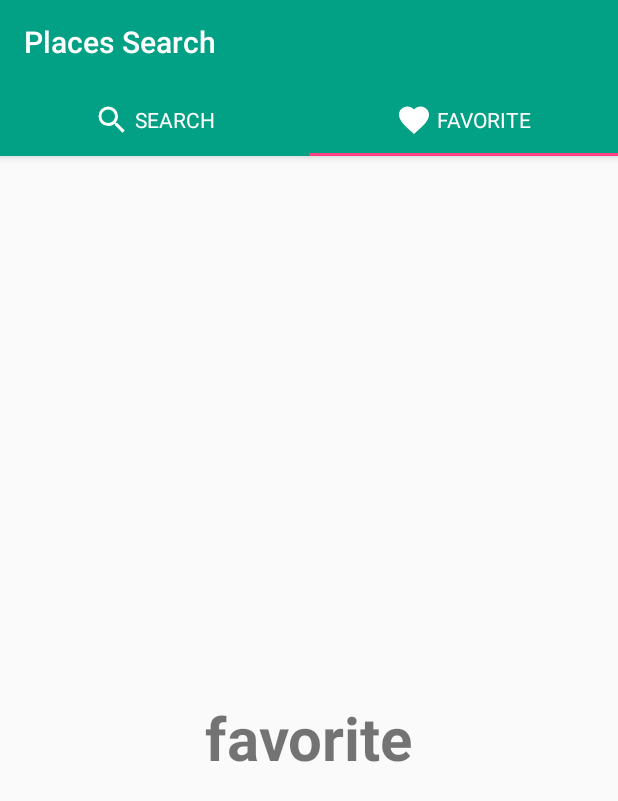
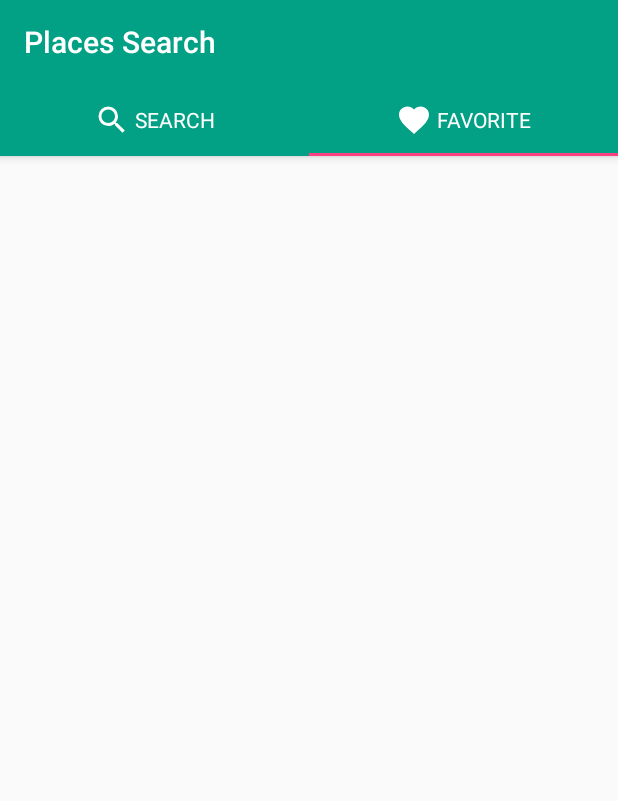
Before and after one commit to JieYin2017/Android-Travel-and-Search, an Android app: the screen it shows after launch (MainActivity), tab 2 chosen, on a phone screen of 412 x 824 dp. Shown: the top 801 px of the screen. Run offline under Robolectric (Android 15) with nearby library versions, the phone set to English and light mode, and no system bars; our stand-ins replace Picasso, Volley; pictures from the network do not load.

Commit message:
favorite almost complete

```diff
--- a/TravelSearch/app/build.gradle
+++ b/TravelSearch/app/build.gradle
@@ -33,4 +33,5 @@ dependencies {
     implementation 'com.android.volley:volley:1.1.0'
     implementation 'com.android.support:recyclerview-v7:27.1.1'
     // design support library
+    implementation 'com.squareup.picasso:picasso:2.71828'
 }
--- a/TravelSearch/app/src/main/java/edu/usc/jieyin/travelsearch/FavoriteFragment.java
+++ b/TravelSearch/app/src/main/java/edu/usc/jieyin/travelsearch/FavoriteFragment.java
@@ -2,11 +2,23 @@ package edu.usc.jieyin.travelsearch;
 
 import android.os.Bundle;
 import android.support.v4.app.Fragment;
+import android.support.v7.widget.LinearLayoutManager;
+import android.support.v7.widget.RecyclerView;
 import android.view.LayoutInflater;
 import android.view.View;
 import android.view.ViewGroup;
+import android.widget.TextView;
+import android.widget.Toast;
+
+import org.json.JSONArray;
+import org.json.JSONException;
+import org.w3c.dom.Text;
 
 public class FavoriteFragment extends Fragment {
+    private RecyclerView mRecyclerView;
+    public static RecyclerView.Adapter mAdapter;
+    private RecyclerView.LayoutManager mLayoutManager;
+    public static JSONArray favoriteItems = new JSONArray();
 
     public FavoriteFragment() {
         // Required empty public constructor
@@ -20,8 +32,33 @@ public class FavoriteFragment extends Fragment {
     @Override
     public View onCreateView(LayoutInflater inflater, ViewGroup container,
                              Bundle savedInstanceState) {
-        // Inflate the layout for this fragment
-        return inflater.inflate(R.layout.fragment_favorite, container, false);
+        final View view = inflater.inflate(R.layout.fragment_favorite, container, false);
+
+        mRecyclerView = (RecyclerView) view.findViewById(R.id.favoriteRecycle);
+        mLayoutManager = new LinearLayoutManager(getContext());
+        mRecyclerView.setLayoutManager(mLayoutManager);
+        mAdapter = new ResultAdapter(favoriteItems, new ResultAdapterListener() {
+            @Override
+            public void iconTextViewOnClick(View v, int position) {
+
+            }
+
+            @Override
+            public void iconImageViewOnClick(View v, int position) {
+                favoriteItems.remove(position);
+                mAdapter.notifyDataSetChanged();
+                try {
+                    Toast.makeText(getContext(),
+                            favoriteItems.getJSONObject(position).getString("name") + " was removed from favorites",
+                            Toast.LENGTH_SHORT).show();
+                } catch (JSONException e) {
+                    e.printStackTrace();
+                }
+            }
+            // Inflate the layout for this fragment
+
+        });
+        mRecyclerView.setAdapter(mAdapter);
+        return view;
     }
-
 }
--- /dev/null
+++ b/TravelSearch/app/src/main/java/edu/usc/jieyin/travelsearch/ResultAdapterListener.java
@@ -0,0 +1,8 @@
+package edu.usc.jieyin.travelsearch;
+
+import android.view.View;
+
+public interface ResultAdapterListener {
+    void iconTextViewOnClick(View v, int position);
+    void iconImageViewOnClick(View v, int position);
+}
--- a/TravelSearch/app/src/main/java/edu/usc/jieyin/travelsearch/SearchFragment.java
+++ b/TravelSearch/app/src/main/java/edu/usc/jieyin/travelsearch/SearchFragment.java
@@ -20,6 +20,7 @@ import android.widget.RadioButton;
 import android.widget.RadioGroup;
 import android.widget.Spinner;
 import android.widget.TextView;
+import android.widget.Toast;
 
 import com.android.volley.Request;
 import com.android.volley.RequestQueue;
@@ -105,6 +106,8 @@ public class SearchFragment extends Fragment {
 
                 if (!keyword.matches("\\s*\\S+.*")) {
                     keywordError.setVisibility(View.VISIBLE);
+                    Toast.makeText(getActivity(),
+                            "Please fix all fields with errors", Toast.LENGTH_SHORT).show();
                 } else {
                     keywordError.setVisibility(View.GONE);
                     isValidForm = true;
@@ -114,6 +117,8 @@ public class SearchFragment extends Fragment {
                     if (!location.matches("\\s*\\S+.*")) {
                         locationError.setVisibility(View.VISIBLE);
                         isValidForm = false;
+                        Toast.makeText(getActivity(),
+                                "Please fix all fields with errors", Toast.LENGTH_SHORT).show();
                     } else {
                         locationError.setVisibility(View.GONE);
                         isValidForm = true;
--- /dev/null
+++ b/TravelSearch/app/src/main/res/drawable/icon_heart_fill_red.xml
@@ -0,0 +1,4 @@
+<?xml version="1.0" encoding="utf-8"?>
+<vector xmlns:android="http://schemas.android.com/apk/res/android" android:height="24dp" android:width="24dp" android:viewportWidth="24" android:viewportHeight="24">
+    <path android:fillColor="#F44336" android:pathData="M12,21.35L10.55,20.03C5.4,15.36 2,12.27 2,8.5C2,5.41 4.42,3 7.5,3C9.24,3 10.91,3.81 12,5.08C13.09,3.81 14.76,3 16.5,3C19.58,3 22,5.41 22,8.5C22,12.27 18.6,15.36 13.45,20.03L12,21.35Z"/>
+</vector>
--- /dev/null
+++ b/TravelSearch/app/src/main/res/drawable/icon_heart_outline_black.xml
@@ -0,0 +1,4 @@
+<?xml version="1.0" encoding="utf-8"?>
+<vector xmlns:android="http://schemas.android.com/apk/res/android" android:height="24dp" android:width="24dp" android:viewportWidth="24" android:viewportHeight="24">
+    <path android:fillColor="#000" android:pathData="M12.1,18.55L12,18.65L11.89,18.55C7.14,14.24 4,11.39 4,8.5C4,6.5 5.5,5 7.5,5C9.04,5 10.54,6 11.07,7.36H12.93C13.46,6 14.96,5 16.5,5C18.5,5 20,6.5 20,8.5C20,11.39 16.86,14.24 12.1,18.55M16.5,3C14.76,3 13.09,3.81 12,5.08C10.91,3.81 9.24,3 7.5,3C4.42,3 2,5.41 2,8.5C2,12.27 5.4,15.36 10.55,20.03L12,21.35L13.45,20.03C18.6,15.36 22,12.27 22,8.5C22,5.41 19.58,3 16.5,3Z"/>
+</vector>
--- /dev/null
+++ b/TravelSearch/app/src/main/res/drawable/icon_heart_outline_white.xml
@@ -0,0 +1,4 @@
+<?xml version="1.0" encoding="utf-8"?>
+<vector xmlns:android="http://schemas.android.com/apk/res/android" android:height="24dp" android:width="24dp" android:viewportWidth="24" android:viewportHeight="24">
+    <path android:fillColor="#FFFFFF" android:pathData="M12.1,18.55L12,18.65L11.89,18.55C7.14,14.24 4,11.39 4,8.5C4,6.5 5.5,5 7.5,5C9.04,5 10.54,6 11.07,7.36H12.93C13.46,6 14.96,5 16.5,5C18.5,5 20,6.5 20,8.5C20,11.39 16.86,14.24 12.1,18.55M16.5,3C14.76,3 13.09,3.81 12,5.08C10.91,3.81 9.24,3 7.5,3C4.42,3 2,5.41 2,8.5C2,12.27 5.4,15.36 10.55,20.03L12,21.35L13.45,20.03C18.6,15.36 22,12.27 22,8.5C22,5.41 19.58,3 16.5,3Z"/>
+</vector>
--- /dev/null
+++ b/TravelSearch/app/src/main/res/drawable/icon_info_outline.xml
@@ -0,0 +1,4 @@
+<?xml version="1.0" encoding="utf-8"?>
+<vector xmlns:android="http://schemas.android.com/apk/res/android" android:width="24dp" android:height="24dp" android:viewportWidth="24.0" android:viewportHeight="24.0">
+    <path android:fillColor="#FFFFFF" android:pathData="M11,17h2v-6h-2v6zM12,2C6.48,2 2,6.48 2,12s4.48,10 10,10 10,-4.48 10,-10S17.52,2 12,2zM12,20c-4.41,0 -8,-3.59 -8,-8s3.59,-8 8,-8 8,3.59 8,8 -3.59,8 -8,8zM11,9h2L13,7h-2v2z"/>
+</vector>
--- /dev/null
+++ b/TravelSearch/app/src/main/res/drawable/icon_maps.xml
@@ -0,0 +1,4 @@
+<?xml version="1.0" encoding="utf-8"?>
+<vector xmlns:android="http://schemas.android.com/apk/res/android" android:width="24dp" android:height="24dp" android:viewportWidth="24.0" android:viewportHeight="24.0">
+    <path android:fillColor="#FFFFFF" android:pathData="M21.71,11.29l-9,-9c-0.39,-0.39 -1.02,-0.39 -1.41,0l-9,9c-0.39,0.39 -0.39,1.02 0,1.41l9,9c0.39,0.39 1.02,0.39 1.41,0l9,-9c0.39,-0.38 0.39,-1.01 0,-1.41zM14,14.5V12h-4v3H8v-4c0,-0.55 0.45,-1 1,-1h5V7.5l3.5,3.5 -3.5,3.5z"/>
+</vector>
--- /dev/null
+++ b/TravelSearch/app/src/main/res/drawable/icon_review.xml
@@ -0,0 +1,4 @@
+<?xml version="1.0" encoding="utf-8"?>
+<vector xmlns:android="http://schemas.android.com/apk/res/android" android:width="24dp" android:height="24dp" android:viewportWidth="24.0" android:viewportHeight="24.0">
+    <path android:fillColor="#FFFFFF" android:pathData="M20,2L4,2c-1.1,0 -1.99,0.9 -1.99,2L2,22l4,-4h14c1.1,0 2,-0.9 2,-2L22,4c0,-1.1 -0.9,-2 -2,-2zM6,14v-2.47l6.88,-6.88c0.2,-0.2 0.51,-0.2 0.71,0l1.77,1.77c0.2,0.2 0.2,0.51 0,0.71L8.47,14L6,14zM18,14h-7.5l2,-2L18,12v2z"/>
+</vector>
--- /dev/null
+++ b/TravelSearch/app/src/main/res/drawable/icon_share.xml
@@ -0,0 +1,4 @@
+<?xml version="1.0" encoding="utf-8"?>
+<vector xmlns:android="http://schemas.android.com/apk/res/android" android:height="24dp" android:width="24dp" android:viewportWidth="24" android:viewportHeight="24">
+    <path android:fillColor="#FFFFFF" android:pathData="M21,11L14,4V8C7,9 4,14 3,19C5.5,15.5 9,13.9 14,13.9V18L21,11Z"/>
+</vector>
--- a/TravelSearch/app/src/main/res/layout/fragment_favorite.xml
+++ b/TravelSearch/app/src/main/res/layout/fragment_favorite.xml
@@ -4,12 +4,12 @@
     android:layout_height="match_parent"
     >
 
-    <TextView
-        android:layout_width="wrap_content"
-        android:layout_height="wrap_content"
-        android:text="favorite"
-        android:textSize="40dp"
-        android:textStyle="bold"
-        android:layout_centerInParent="true"/>
+
+    <android.support.v7.widget.RecyclerView
+        android:id="@+id/favoriteRecycle"
+        android:layout_width="match_parent"
+        android:layout_height="match_parent"
+        android:layout_alignParentStart="true"
+        android:layout_alignParentTop="true" />
 
 </RelativeLayout>
--- a/TravelSearch/app/src/main/res/values/colors.xml
+++ b/TravelSearch/app/src/main/res/values/colors.xml
@@ -3,4 +3,6 @@
     <color name="colorPrimary">#02A084</color>
     <color name="colorPrimaryDark">#02A084</color>
     <color name="colorAccent">#FF4081</color>
+    <color name="address">#999999</color>
+    <color name="place">#222222</color>
 </resources>
--- a/TravelSearch/app/src/main/res/values/dimens.xml
+++ b/TravelSearch/app/src/main/res/values/dimens.xml
@@ -7,4 +7,6 @@
     <dimen name="tab_padding_bottom">16dp</dimen>
     <dimen name="tab_label">14sp</dimen>
     <dimen name="custom_tab_layout_height">24dp</dimen>
+    <dimen name="fab_margin">16dp</dimen>
+    <dimen name="row_padding_vertical">10dp</dimen>
 </resources>
```
Also changed, not shown: TravelSearch/app/src/main/java/edu/usc/jieyin/travelsearch/NearbyActivity.java (+71 -2 lines), TravelSearch/app/src/main/java/edu/usc/jieyin/travelsearch/ResultAdapter.java (added, +111 -0 lines), TravelSearch/app/src/main/res/layout/activity_nearby.xml (+8 -0 lines), TravelSearch/app/src/main/res/layout/result_list.xml (added, +50 -0 lines).
